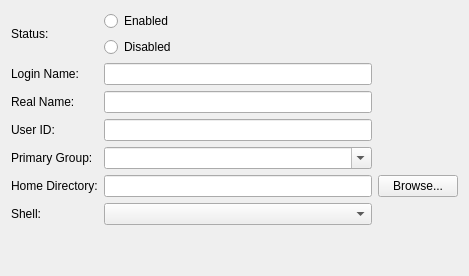
Above: ui/userproperties-details.ui from KDE/kcm-userconfig before the change. Below: the same form after it.
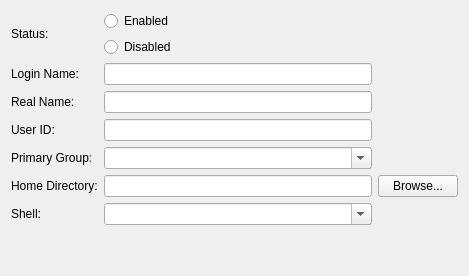
That is the form after the change. Custom widgets are drawn as their Qt base class.

Commit message: Watch edit user dialog for changes.  Make apply button. Factor out apply code.  Fix sanity check.

```diff
--- a/ui/userproperties-details.ui
+++ b/ui/userproperties-details.ui
@@ -139,7 +139,11 @@
     </widget>
    </item>
    <item row="9" column="1">
-    <widget class="KComboBox" name="shelledit"/>
+    <widget class="KComboBox" name="shelledit">
+     <property name="editable">
+      <bool>true</bool>
+     </property>
+    </widget>
    </item>
   </layout>
  </widget>
```
The commit also changes 1 other file.
